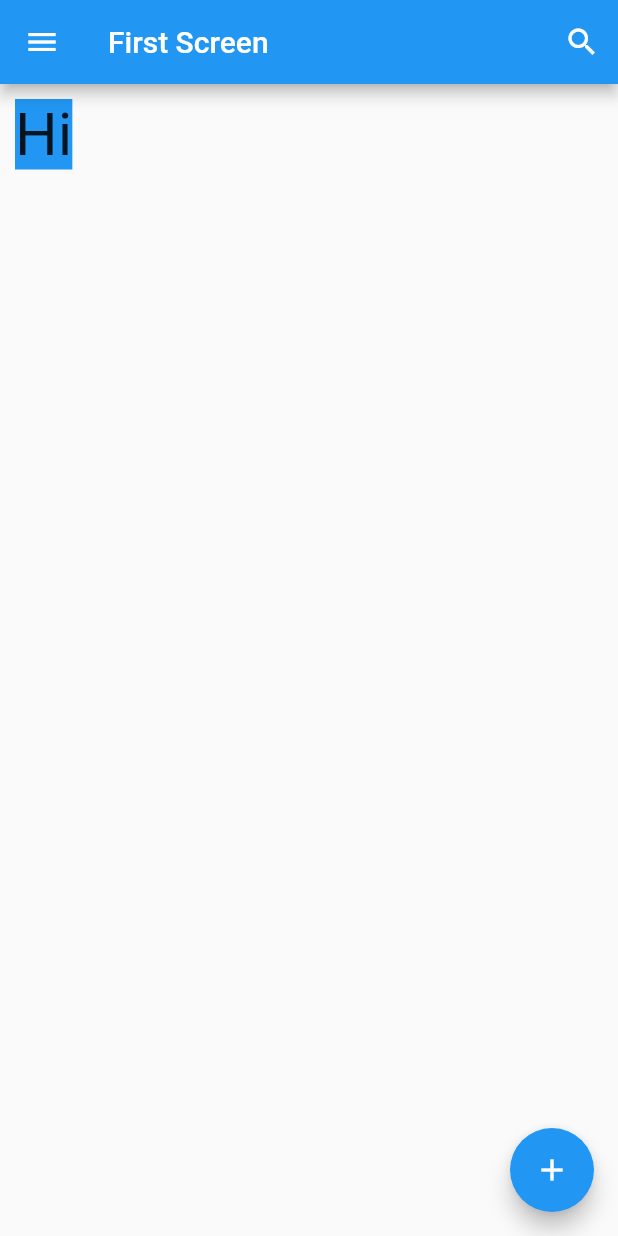
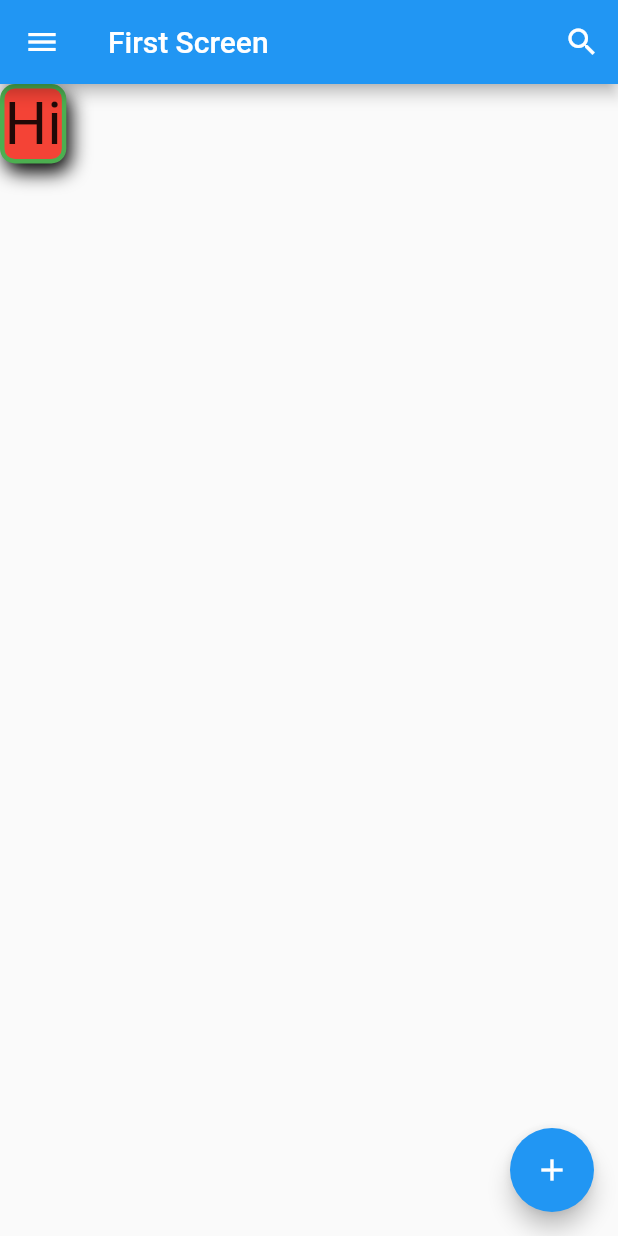
Before and after one commit to risnanto73/scaffold, a Flutter app: the screen it shows after launch, on a phone screen of 412 x 824 dp. Run offline on Flutter 3.47's test engine with Material 2 defaults, Android fonts, the phone set to English and light mode, and no system bars.

Commit message:
Border Radius

```diff
--- a/lib/main.dart
+++ b/lib/main.dart
@@ -45,8 +45,21 @@ class FirstScreen extends StatelessWidget{
         ),
       ),
       body: Container(
-        color: Colors.blue,
-        margin: const EdgeInsets.all(10),
+        decoration: BoxDecoration(
+          color: Colors.red,
+          border: Border.all(
+            color: Colors.green,
+            width: 3,
+          ),
+          borderRadius: BorderRadius.circular(10),
+          boxShadow: const [
+            BoxShadow(
+                color: Colors.black,
+                offset: Offset(3,6),
+                blurRadius: 10
+            )
+          ]
+        ),
         child: const Text(
           'Hi',
           style: TextStyle(fontSize: 40),
```
